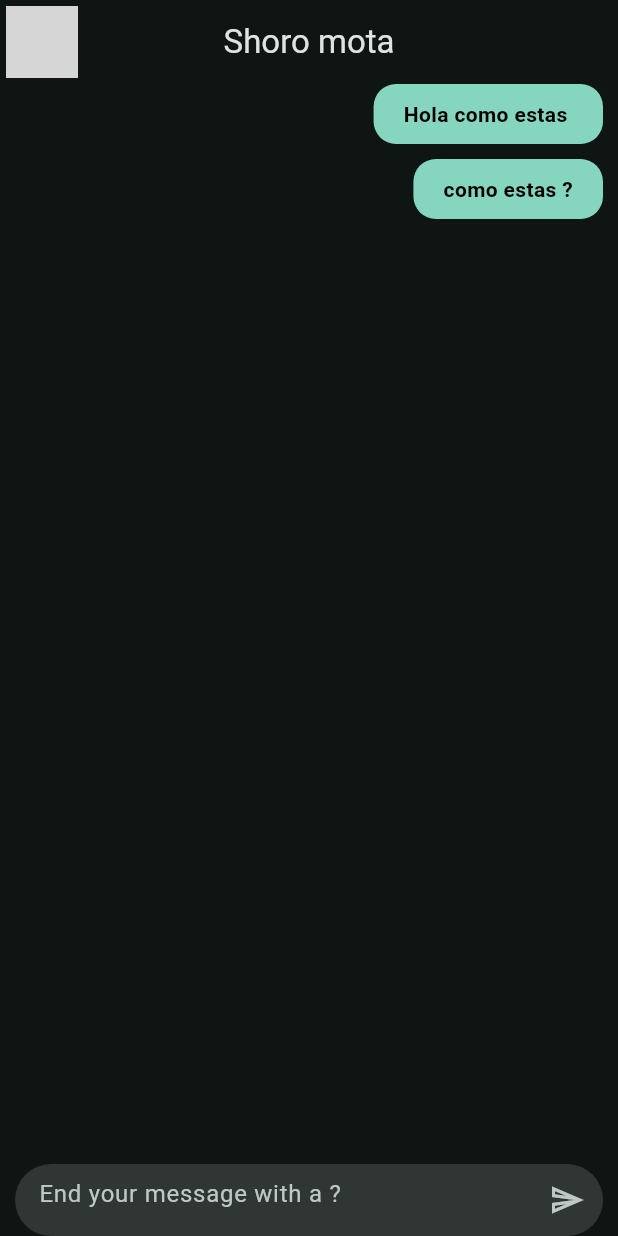
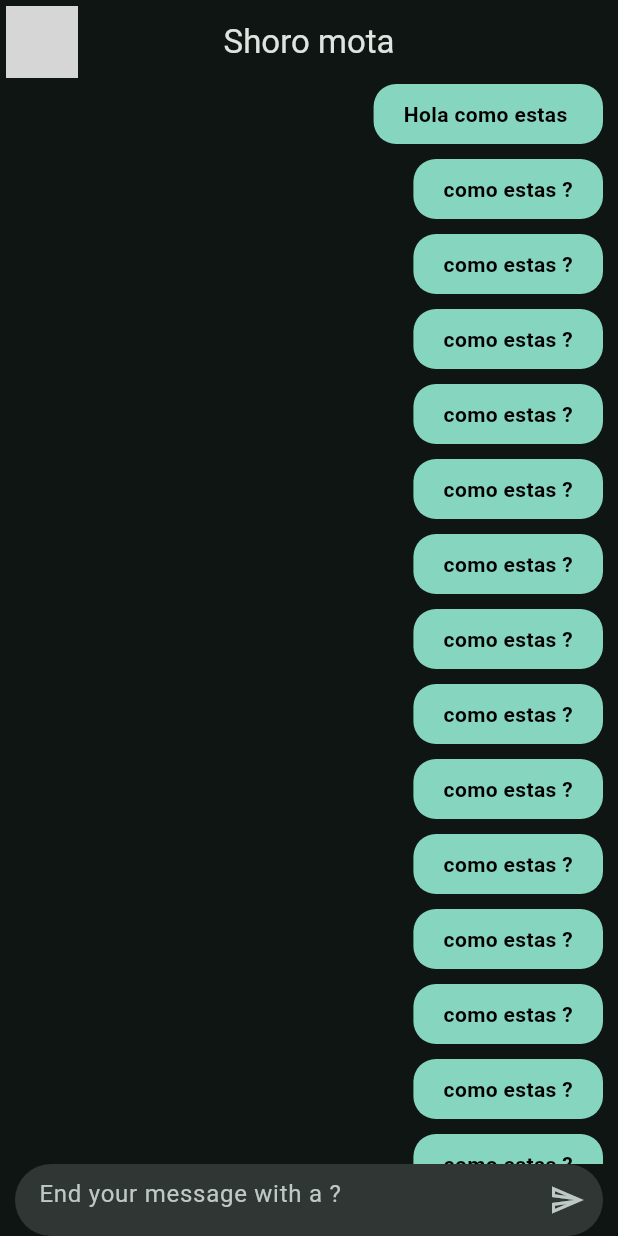
Before and after one commit to toshioxgnu/nuevoCursoFlutter, a Flutter app: the screen it shows after launch, on a phone screen of 412 x 824 dp. Run offline on Flutter 3.47's test engine with Material 3 defaults, Android fonts, the phone set to English and light mode, and no system bars; network calls fail; grey boxes are pictures that could not be loaded.

```diff
--- a/yes_no_app/lib/presentation/providers/chat_provider.dart
+++ b/yes_no_app/lib/presentation/providers/chat_provider.dart
@@ -2,16 +2,44 @@ import 'package:flutter/material.dart';
 import 'package:yes_no_app/domain/entities/message.dart';
 
 class ChatProvider extends ChangeNotifier {
+  final ScrollController chatScrollController = ScrollController();
+
   List<Message> message = [
     Message(text: 'Hola como estas ', fromWho: FromWho.mine),
+    Message(text: 'como estas ?', fromWho: FromWho.mine),
+    Message(text: 'como estas ?', fromWho: FromWho.mine),
+    Message(text: 'como estas ?', fromWho: FromWho.mine),
+    Message(text: 'como estas ?', fromWho: FromWho.mine),
+    Message(text: 'como estas ?', fromWho: FromWho.mine),
+    Message(text: 'como estas ?', fromWho: FromWho.mine),
+    Message(text: 'como estas ?', fromWho: FromWho.mine),
+    Message(text: 'como estas ?', fromWho: FromWho.mine),
+    Message(text: 'como estas ?', fromWho: FromWho.mine),
+    Message(text: 'como estas ?', fromWho: FromWho.mine),
+    Message(text: 'como estas ?', fromWho: FromWho.mine),
+    Message(text: 'como estas ?', fromWho: FromWho.mine),
+    Message(text: 'como estas ?', fromWho: FromWho.mine),
+    Message(text: 'como estas ?', fromWho: FromWho.mine),
     Message(text: 'como estas ?', fromWho: FromWho.mine),
   ];
 
   Future<void> sendMessage(String text) async {
+    if (text.isEmpty) return;
+
     final newMesage = Message(text: text, fromWho: FromWho.mine);
 
     message.add(newMesage);
 
     notifyListeners();
+    moveScrollToBottom();
+  }
+
+  Future<void> moveScrollToBottom() async {
+    await Future.delayed(const Duration(milliseconds: 300));
+
+    chatScrollController.animateTo(
+        chatScrollController.position.maxScrollExtent,
+        duration: const Duration(milliseconds: 300),
+        curve: Curves.easeIn);
   }
 }
--- a/yes_no_app/lib/presentation/screens/chat/chat_screen.dart
+++ b/yes_no_app/lib/presentation/screens/chat/chat_screen.dart
@@ -44,6 +44,7 @@ class _ChatView extends StatelessWidget {
           children: [
             Expanded(
                 child: ListView.builder(
+                    controller: chatProvider.chatScrollController,
                     itemCount: chatProvider.message.length,
                     itemBuilder: (context, index) {
                       final message = chatProvider.message[index];
--- a/yes_no_app/lib/presentation/widgets/shared/message_field_box.dart
+++ b/yes_no_app/lib/presentation/widgets/shared/message_field_box.dart
@@ -26,6 +26,7 @@ class MessageFieldBox extends StatelessWidget {
           // print('button $textValue');
           onValue(textValue);
           textController.clear();
+          focusNode.requestFocus();
         },
       ),
     );
```
